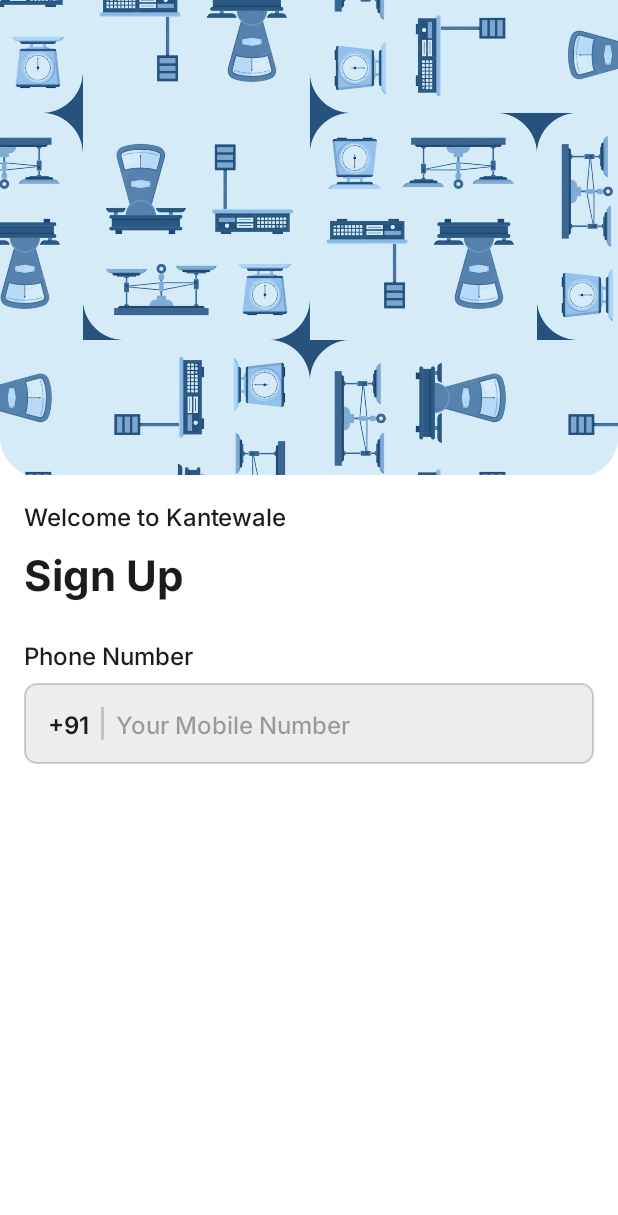
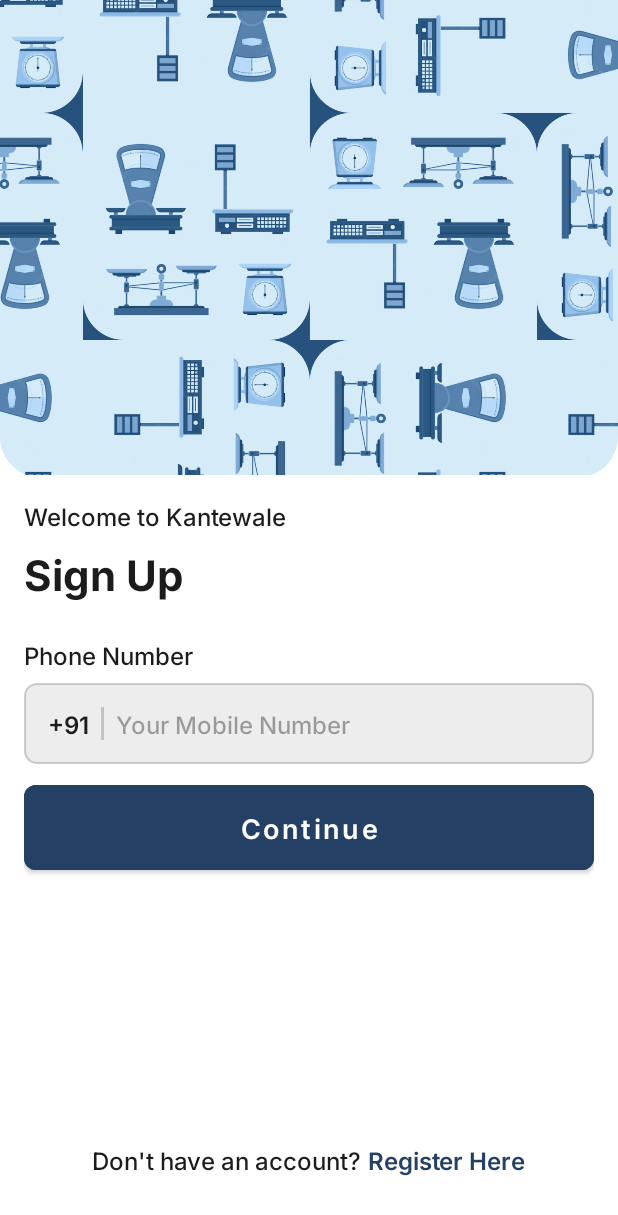
Before and after one commit to AdityaRajputRana/KantaWale, an Android app: the screen it shows after launch (LoginActivity), on a phone screen of 412 x 824 dp. Shown: the top 1215 px of the screen. Run offline under Robolectric (Android 15) with nearby library versions, the phone set to English and light mode, and no system bars; our stand-ins replace Firebase (no records; nobody signed in at launch, a user with empty details on screens opened directly).

Commit message:
LoginUI is complete
Upnext: Make Login UI and Phone Auth

```diff
--- a/app/src/main/java/com/guru/kantewala/SplashActivity.java
+++ b/app/src/main/java/com/guru/kantewala/SplashActivity.java
@@ -21,7 +21,6 @@ public class SplashActivity extends AppCompatActivity {
         }
 
         super.onCreate(savedInstanceState);
-        FirebaseApp.initializeApp(getApplicationContext());
         signUpChecks();
     }
 
--- a/app/src/main/res/layout/activity_login.xml
+++ b/app/src/main/res/layout/activity_login.xml
@@ -90,10 +90,50 @@
                 android:padding="4dp" />
         </LinearLayout>
 
+        <com.google.android.material.button.MaterialButton
+            android:layout_width="match_parent"
+            android:layout_height="wrap_content"
+            android:layout_marginTop="8dp"
+            android:padding="16dp"
+            android:text="@string/loginCta"
+            android:backgroundTint="@color/color_cta"
+            android:fontFamily="@font/inter_semibold"
+            android:textSize="18sp"
+            android:textAllCaps="false"
+            app:cornerRadius="8dp"
+            android:elevation="0dp"
+            app:elevation="0dp" />
 
+        <Space
+            android:layout_width="match_parent"
+            android:layout_height="0dp"
+            android:layout_weight="1" />
 
+        <LinearLayout
+            android:orientation="horizontal"
+            android:layout_width="match_parent"
+            android:layout_marginBottom="8dp"
+            android:layout_height="wrap_content"
+            android:padding="16dp"
+            android:gravity="center"
+            android:id="@+id/registerLayout">
 
+            <TextView
+                android:layout_width="wrap_content"
+                android:layout_height="wrap_content"
+                android:text="Don't have an account? "
+                android:textColor="@color/primaryText"
+                android:fontFamily="@font/inter_medium"
+                android:textSize="16sp"  />
 
+            <TextView
+                android:layout_width="wrap_content"
+                android:layout_height="wrap_content"
+                android:text="Register Here"
+                android:textColor="@color/color_cta"
+                android:fontFamily="@font/inter_semibold"
+                android:textSize="16sp"  />
+        </LinearLayout>
     </LinearLayout>
 
 
--- a/app/src/main/res/values-night/themes.xml
+++ b/app/src/main/res/values-night/themes.xml
@@ -2,8 +2,8 @@
     <!-- Base application theme. -->
     <style name="Theme.KanteWala" parent="Theme.MaterialComponents.Light.NoActionBar">
         <!-- Primary brand color. -->
-        <item name="colorPrimary">@color/purple_200</item>
-        <item name="colorPrimaryVariant">@color/purple_700</item>
+        <item name="colorPrimary">@color/color_cta</item>
+        <item name="colorPrimaryVariant">@color/statusBar</item>
         <item name="colorOnPrimary">@color/black</item>
         <!-- Secondary brand color. -->
         <item name="colorSecondary">@color/teal_200</item>
--- a/app/src/main/res/values-v31/themes.xml
+++ b/app/src/main/res/values-v31/themes.xml
@@ -9,7 +9,7 @@
         <item name="postSplashScreenTheme">@style/Theme.AppCompat.Light.NoActionBar</item>
         <!-- Primary brand color. -->
         <item name="colorPrimary">@color/purple_500</item>
-        <item name="colorPrimaryVariant">@color/purple_700</item>
+        <item name="colorPrimaryVariant">@color/statusBar</item>
         <item name="colorOnPrimary">@color/white</item>
         <!-- Secondary brand color. -->
         <item name="colorSecondary">@color/teal_200</item>
--- a/app/src/main/res/values/colors.xml
+++ b/app/src/main/res/values/colors.xml
@@ -8,9 +8,12 @@
     <color name="black">#FF000000</color>
     <color name="white">#FFFFFFFF</color>
 
+    <color name="statusBar">#2F4C73</color>
+
     <color name="color_bg">#332D9CDB</color>
     <color name="color_fg">#FFFFFF</color>
     <color name="tint_overlay">#244065</color>
+    <color name="color_cta">#244065</color>
 
     <color name="primaryText">#1C1C1C</color>
     <color name="tertiaryText">#661C1C1C</color> //hints
--- a/app/src/main/res/values/strings.xml
+++ b/app/src/main/res/values/strings.xml
@@ -2,4 +2,5 @@
     <string name="app_name">KanteWala</string>
     <string name="login_welcome">Welcome to Kantewale</string>
     <string name="signUp">Sign Up</string>
+    <string name="loginCta">Continue</string>
 </resources>
--- a/app/src/main/res/values/themes.xml
+++ b/app/src/main/res/values/themes.xml
@@ -3,7 +3,7 @@
     <style name="Theme.KanteWala" parent="Theme.MaterialComponents.Light.NoActionBar">
         <!-- Primary brand color. -->
         <item name="colorPrimary">@color/purple_500</item>
-        <item name="colorPrimaryVariant">@color/purple_700</item>
+        <item name="colorPrimaryVariant">@color/statusBar</item>
         <item name="colorOnPrimary">@color/white</item>
         <!-- Secondary brand color. -->
         <item name="colorSecondary">@color/teal_200</item>
@@ -18,7 +18,7 @@
         <!-- Primary brand color. -->
         <item name="android:windowBackground">@drawable/splash_screen</item>
         <item name="colorPrimary">@color/purple_500</item>
-        <item name="colorPrimaryVariant">@color/purple_700</item>
+        <item name="colorPrimaryVariant">@color/statusBar</item>
         <item name="colorOnPrimary">@color/white</item>
         <!-- Secondary brand color. -->
         <item name="colorSecondary">@color/teal_200</item>
```
